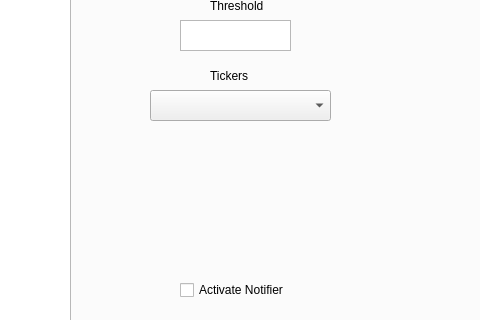
The window that src/view/qt/mainframe.ui (FantaExotic/Way2WB) describes before a commit, drawn with Qt 5; both pictures show x 489 to 969 and y 134 to 454 of the 1068 by 699 pixel window.
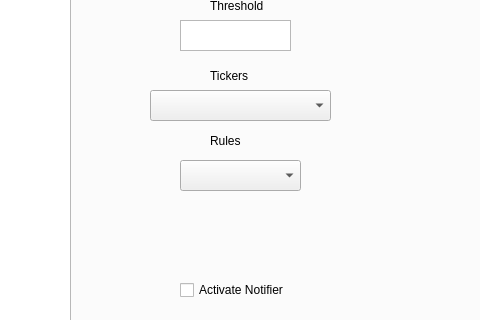
The same window after the commit. The open tabs and pages were chosen to show the change.

Commit message: liveticker connection stabalised and notifier with predefined rules was implemented

The edit to the form file:
```diff
--- a/src/view/qt/mainframe.ui
+++ b/src/view/qt/mainframe.ui
@@ -584,6 +584,29 @@
          </rect>
         </property>
        </widget>
+       <widget class="QLabel" name="label_rules">
+        <property name="geometry">
+         <rect>
+          <x>680</x>
+          <y>210</y>
+          <width>81</width>
+          <height>21</height>
+         </rect>
+        </property>
+        <property name="text">
+         <string>Rules</string>
+        </property>
+       </widget>
+       <widget class="QComboBox" name="comboBox_rules">
+        <property name="geometry">
+         <rect>
+          <x>650</x>
+          <y>240</y>
+          <width>121</width>
+          <height>31</height>
+         </rect>
+        </property>
+       </widget>
       </widget>
      </widget>
     </widget>
```
Left out of the diff: 2 changed lines with no effect on the pictures. The commit also changes 8 other files.
